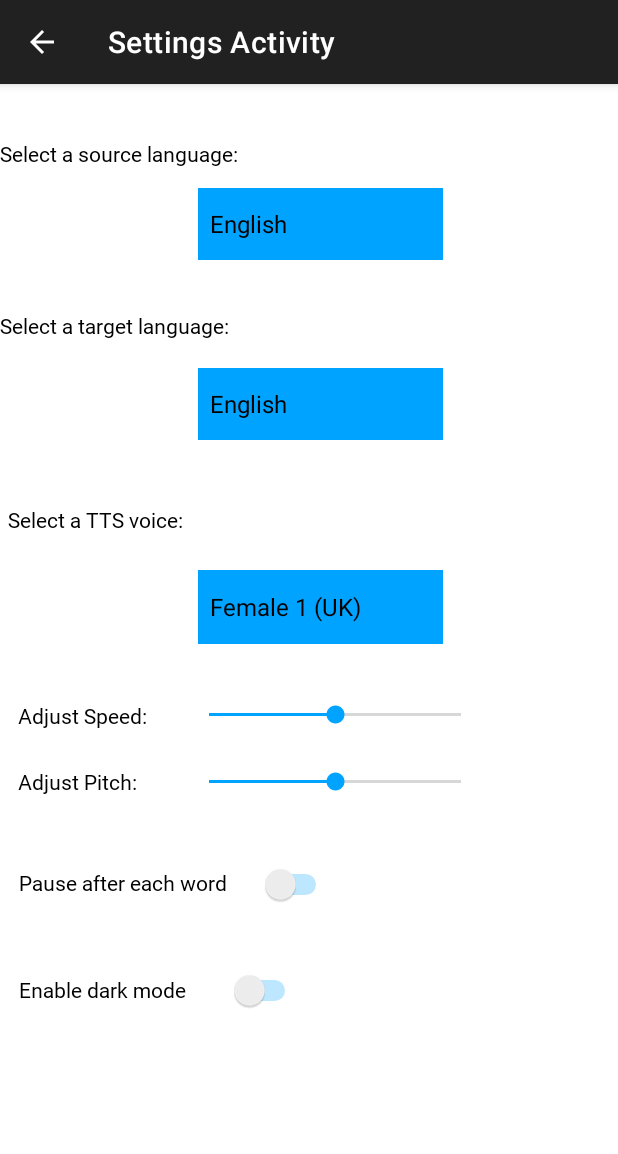
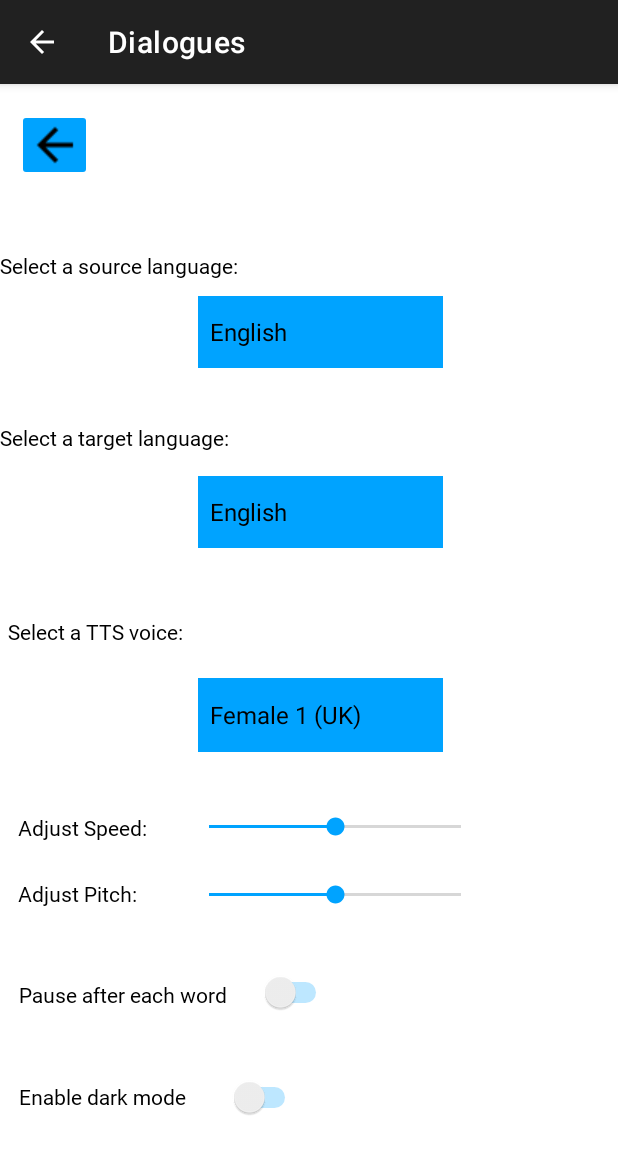
Before and after one commit to rssmith614/Dialogues, an Android app: the Settings screen opened directly, with no data from a screen before it, on a phone screen of 412 x 824 dp. Shown: the top 1154 px of the screen. Run offline under Robolectric (Android 15) with nearby library versions, the light colour scheme and no system bars.

Commit message:
Back Button UI update
Minor UI update

Back Arrow and smaller settings icon

```diff
--- a/app/src/main/java/com/example/dialogues/Settings.kt
+++ b/app/src/main/java/com/example/dialogues/Settings.kt
@@ -1,6 +1,8 @@
 package com.example.dialogues
 import android.content.Context
 import android.content.SharedPreferences
+import android.graphics.Color
+import android.graphics.PorterDuff
 import android.os.Bundle
 import android.preference.PreferenceManager
 import android.speech.tts.TextToSpeech
@@ -11,6 +13,7 @@ import android.widget.*
 import android.widget.SeekBar.OnSeekBarChangeListener
 import androidx.appcompat.app.AppCompatActivity
 import androidx.appcompat.app.AppCompatDelegate
+import androidx.recyclerview.widget.RecyclerView.LayoutManager.LayoutPrefetchRegistry
 import com.google.android.material.switchmaterial.SwitchMaterial
 import java.util.*
 
@@ -32,8 +35,6 @@ class Settings : AppCompatActivity() {
     override fun onCreate(savedInstanceState: Bundle?) {
         super.onCreate(savedInstanceState)
         setContentView(R.layout.settings_tts)
-        val actionBar = supportActionBar
-        actionBar!!.title = "Settings Activity"
         voiceSpinner = findViewById<Spinner>(R.id.spinner)
         ilSpinner = findViewById<Spinner>(R.id.ilspinner)
         olSpinner = findViewById<Spinner>(R.id.olspinner)
@@ -48,7 +49,7 @@ class Settings : AppCompatActivity() {
         pitchBar.progress = prefs2.getInt("pitch", 50)
 
 
-        speedBar.setOnSeekBarChangeListener(object : SeekBar.OnSeekBarChangeListener {
+        speedBar.setOnSeekBarChangeListener(object : OnSeekBarChangeListener {
             override fun onProgressChanged(seekBar: SeekBar?, progress: Int, fromUser: Boolean) {
                 val prefeditor = prefs.edit()
                 prefeditor.putInt("speed", progress)
@@ -57,7 +58,7 @@ class Settings : AppCompatActivity() {
             override fun onStartTrackingTouch(seekBar: SeekBar?) {}
             override fun onStopTrackingTouch(seekBar: SeekBar?) {}
         })
-        pitchBar.setOnSeekBarChangeListener(object : SeekBar.OnSeekBarChangeListener {
+        pitchBar.setOnSeekBarChangeListener(object : OnSeekBarChangeListener {
             override fun onProgressChanged(seekBar: SeekBar?, progress: Int, fromUser: Boolean) {
                 val pref2editor = prefs2.edit()
                 pref2editor.putInt("pitch", progress)
@@ -66,13 +67,16 @@ class Settings : AppCompatActivity() {
             override fun onStartTrackingTouch(seekBar: SeekBar?) {}
             override fun onStopTrackingTouch(seekBar: SeekBar?) {}
         })
+        val backButton = findViewById<ImageButton>(R.id.backbutton)
+        backButton.setOnClickListener {
+            onBackPressed()
 
+        }
 
         val ilOptions = arrayOf("English", "Spanish", "French", "German", "Hindi", "Chinese", "Japanese", "Arabic")
         val adapter2 = ArrayAdapter(this, android.R.layout.simple_spinner_item, ilOptions)
-        //adapter.setDropDownViewResource(android.R.layout.simple_spinner_dropdown_item)
         ilSpinner.adapter = adapter2
-        ilPreferences = getSharedPreferences("ilPreferences", Context.MODE_PRIVATE)
+        ilPreferences = getSharedPreferences("ilPreferences", MODE_PRIVATE)
 
         selectedil = ilPreferences.getString("Selectedil", "").toString()
         ilSpinner.setSelection(ilOptions.indexOf(selectedil))
@@ -92,7 +96,7 @@ class Settings : AppCompatActivity() {
         val adapter3 = ArrayAdapter(this, android.R.layout.simple_spinner_item, ilOptions)
         //adapter.setDropDownViewResource(android.R.layout.simple_spinner_dropdown_item)
         olSpinner.adapter = adapter3
-        olPreferences = getSharedPreferences("olPreferences", Context.MODE_PRIVATE)
+        olPreferences = getSharedPreferences("olPreferences", MODE_PRIVATE)
 
         selectedol = olPreferences.getString("Selectedol", "").toString()
         olSpinner.setSelection(olOptions.indexOf(selectedol))
@@ -114,7 +118,7 @@ class Settings : AppCompatActivity() {
         val adapter = ArrayAdapter(this, android.R.layout.simple_spinner_item, voiceOptions)
         //adapter.setDropDownViewResource(android.R.layout.simple_spinner_dropdown_item)
         voiceSpinner.adapter = adapter
-        sharedPreferences = getSharedPreferences("VoicePreferences", Context.MODE_PRIVATE)
+        sharedPreferences = getSharedPreferences("VoicePreferences", MODE_PRIVATE)
 
         selectedVoice = sharedPreferences.getString("SelectedVoice", "").toString()
         voiceSpinner.setSelection(voiceOptions.indexOf(selectedVoice))
--- a/app/src/main/java/com/example/dialogues/TranslationTTS.kt
+++ b/app/src/main/java/com/example/dialogues/TranslationTTS.kt
@@ -79,7 +79,13 @@ class TranslationTTS : AppCompatActivity(), TextToSpeech.OnInitListener {
             startActivity(intent)
             //textView.setText("")
         }
+        val backButton = findViewById<ImageButton>(R.id.backbutton)
+        backButton.setOnClickListener {
+            onBackPressed()
+
+        }
     }
+
 
     //Currently function takes a TextView to display text, modify parameters as needed
     fun translateString(tts: TextToSpeech, displayText: TextView, input: String){
--- a/app/src/main/res/layout/settings_tts.xml
+++ b/app/src/main/res/layout/settings_tts.xml
@@ -18,7 +18,7 @@
         app:layout_constraintHorizontal_bias="0.582"
         app:layout_constraintStart_toStartOf="parent"
         app:layout_constraintTop_toTopOf="parent"
-        app:layout_constraintVertical_bias="0.548" />
+        app:layout_constraintVertical_bias="0.648" />
 
     <SeekBar
         android:id="@+id/pitchbar"
@@ -32,7 +32,7 @@
         app:layout_constraintHorizontal_bias="0.582"
         app:layout_constraintStart_toStartOf="parent"
         app:layout_constraintTop_toTopOf="parent"
-        app:layout_constraintVertical_bias="0.608" />
+        app:layout_constraintVertical_bias="0.708" />
 
     <Switch
         android:id="@+id/switcher"
@@ -45,7 +45,7 @@
         app:layout_constraintHorizontal_bias="0.057"
         app:layout_constraintStart_toStartOf="parent"
         app:layout_constraintTop_toTopOf="parent"
-        app:layout_constraintVertical_bias="0.707" />
+        app:layout_constraintVertical_bias="0.807" />
 
     <Switch
         android:id="@+id/switch_dark_mode"
@@ -61,7 +61,7 @@
         app:layout_constraintHorizontal_bias="0.057"
         app:layout_constraintStart_toStartOf="parent"
         app:layout_constraintTop_toTopOf="parent"
-        app:layout_constraintVertical_bias="0.807"/>
+        app:layout_constraintVertical_bias="0.907"/>
 
     <Spinner
         android:id="@+id/spinner"
@@ -74,7 +74,7 @@
         app:layout_constraintHorizontal_bias="0.532"
         app:layout_constraintStart_toStartOf="parent"
         app:layout_constraintTop_toTopOf="parent"
-        app:layout_constraintVertical_bias="0.451" />
+        app:layout_constraintVertical_bias="0.551" />
 
     <Spinner
         android:id="@+id/olspinner"
@@ -87,7 +87,7 @@
         app:layout_constraintHorizontal_bias="0.532"
         app:layout_constraintStart_toStartOf="parent"
         app:layout_constraintTop_toTopOf="parent"
-        app:layout_constraintVertical_bias="0.263" />
+        app:layout_constraintVertical_bias="0.363" />
 
     <Spinner
         android:id="@+id/ilspinner"
@@ -100,7 +100,7 @@
         app:layout_constraintHorizontal_bias="0.532"
         app:layout_constraintStart_toStartOf="parent"
         app:layout_constraintTop_toTopOf="parent"
-        app:layout_constraintVertical_bias="0.096" />
+        app:layout_constraintVertical_bias="0.196" />
 
     <TextView
         android:layout_width="wrap_content"
@@ -113,7 +113,7 @@
         app:layout_constraintHorizontal_bias="0.037"
         app:layout_constraintStart_toStartOf="parent"
         app:layout_constraintTop_toTopOf="parent"
-        app:layout_constraintVertical_bias="0.549" />
+        app:layout_constraintVertical_bias="0.649" />
 
     <TextView
         android:layout_width="wrap_content"
@@ -126,7 +126,7 @@
         app:layout_constraintStart_toStartOf="parent"
         app:layout_constraintTop_toTopOf="parent"
         android:textColor = "?android:textColorPrimary"
-        app:layout_constraintVertical_bias="0.608" />
+        app:layout_constraintVertical_bias="0.708" />
 
     <TextView
         android:layout_width="wrap_content"
@@ -139,7 +139,7 @@
         app:layout_constraintHorizontal_bias="0.0"
         app:layout_constraintStart_toStartOf="parent"
         app:layout_constraintTop_toTopOf="parent"
-        app:layout_constraintVertical_bias="0.049" />
+        app:layout_constraintVertical_bias="0.149" />
 
 
     <TextView
@@ -153,7 +153,7 @@
         app:layout_constraintHorizontal_bias="0.0"
         app:layout_constraintStart_toStartOf="parent"
         app:layout_constraintTop_toTopOf="parent"
-        app:layout_constraintVertical_bias="0.202" />
+        app:layout_constraintVertical_bias="0.302" />
 
     <TextView
         android:layout_width="wrap_content"
@@ -166,7 +166,7 @@
         app:layout_constraintHorizontal_bias="0.017"
         app:layout_constraintStart_toStartOf="parent"
         app:layout_constraintTop_toTopOf="parent"
-        app:layout_constraintVertical_bias="0.375" />
+        app:layout_constraintVertical_bias="0.475" />
 
 
     <TextView
@@ -180,7 +180,22 @@
         app:layout_constraintHorizontal_bias="0.047"
         app:layout_constraintStart_toStartOf="parent"
         app:layout_constraintTop_toTopOf="parent"
-        app:layout_constraintVertical_bias="0.698" />
+        app:layout_constraintVertical_bias="0.798" />
 
+    <ImageButton
+        android:id="@+id/backbutton"
+        android:layout_width="50dp"
+        android:layout_height="48dp"
+        android:backgroundTint="#00A3FF"
+        android:contentDescription="@string/app_name"
+        android:hint="settings"
+
+        android:src="@drawable/baseline_arrow_back_black_24"
+        app:layout_constraintBottom_toBottomOf="parent"
+        app:layout_constraintEnd_toEndOf="parent"
+        app:layout_constraintHorizontal_bias="0.031"
+        app:layout_constraintStart_toStartOf="parent"
+        app:layout_constraintTop_toTopOf="parent"
+        app:layout_constraintVertical_bias="0.023" />
 
 </androidx.constraintlayout.widget.ConstraintLayout>
```
Also changed, not shown: app/src/main/res/layout/activity_translation_tts.xml (+20 -2 lines), app/src/main/res/drawable/baseline_arrow_back_black_24.png (added), app/src/main/res/drawable/baseline_settings_black_24dp.png.
